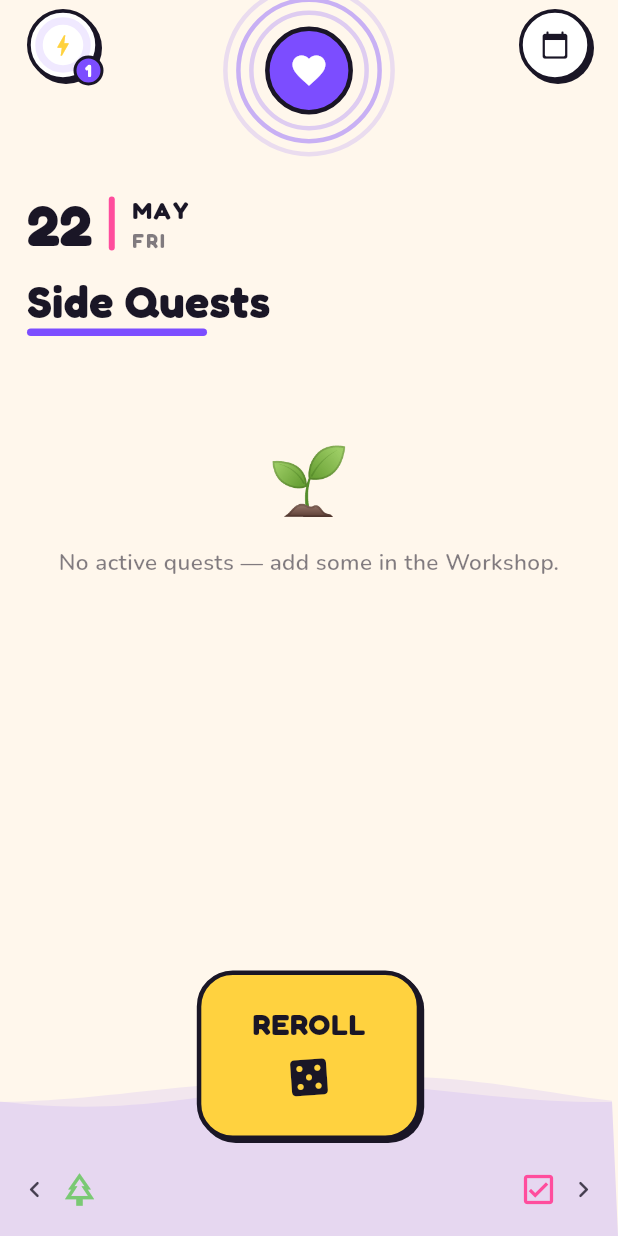
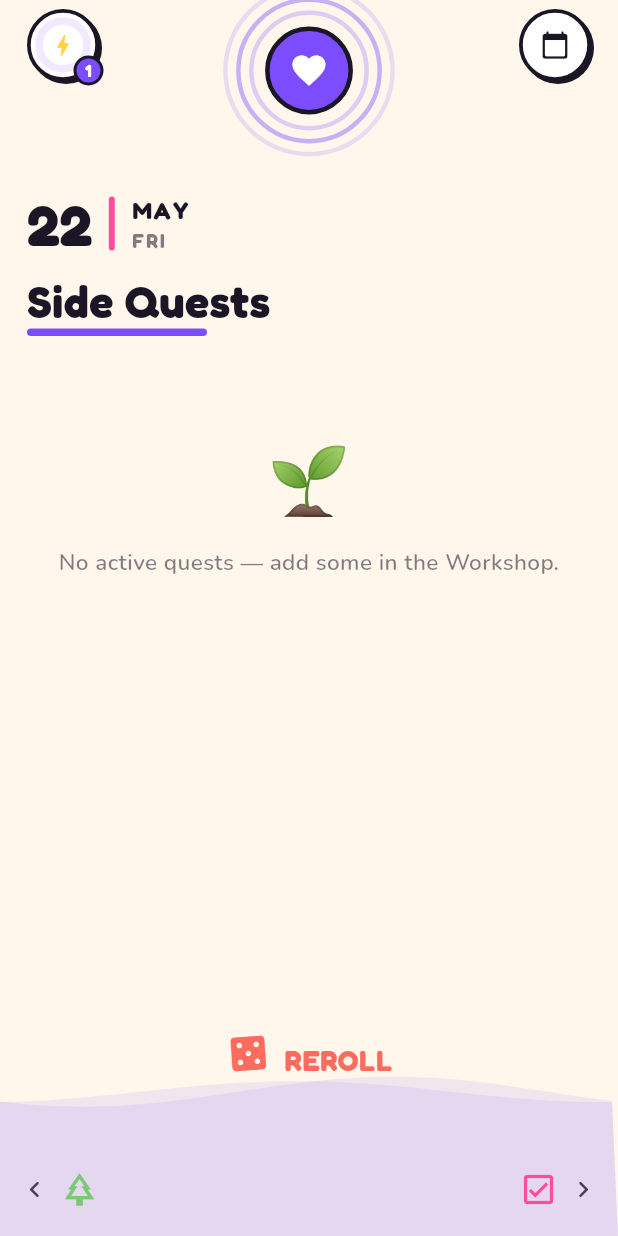
Before and after one commit to aristocrat71/OptiLife, a Flutter app: the screen it shows after launch, on a phone screen of 412 x 824 dp. Run offline on Flutter 3.47's test engine with Material 3 defaults, Android fonts, the phone set to English and light mode, and no system bars; our stand-ins replace drift, flutter_riverpod; accounts and stored records are empty; generated files the repository leaves out were written again.

Commit message:
feat: change reroll button and quest checkmark text

```diff
--- a/lib/screens/side_quest_page.dart
+++ b/lib/screens/side_quest_page.dart
@@ -126,6 +126,7 @@
         if (!isPast && !isFuture) ...[
           const SizedBox(height: 16),
           _rerollButton(),
+          const SizedBox(height: 30), // lift it up off the bottom a bit
         ],
       ],
     );
@@ -160,14 +161,14 @@
     return Center(
       child: PopTappable(
         onTap: _confirmReroll,
-        child: Container(
-          padding: const EdgeInsets.symmetric(horizontal: 34, vertical: 18),
-          decoration:
-              popSurface(fill: AppColors.energy, radius: AppRadii.lg, stroke: 3),
-          child: Column(mainAxisSize: MainAxisSize.min, children: [
-            Text('REROLL', style: AppType.label.copyWith(fontSize: 20)),
-            const SizedBox(height: 10),
+        child: Padding(
+          padding: const EdgeInsets.symmetric(horizontal: 16, vertical: 8),
+          child: Row(mainAxisSize: MainAxisSize.min, children: [
             const _RerollDie(),
+            const SizedBox(width: 9),
+            Text('REROLL',
+                style: AppType.label
+                    .copyWith(fontSize: 19, color: AppColors.popCoral)),
           ]),
         ),
       ),
@@ -366,7 +367,8 @@
           offset: Offset(0, bob),
           child: Transform.rotate(
             angle: rot,
-            child: const Icon(Icons.casino_rounded, size: 32, color: AppColors.ink),
+            child: const Icon(Icons.casino_rounded,
+                size: 30, color: AppColors.popCoral),
           ),
         );
       },
@@ -409,19 +411,8 @@
                       style: AppType.label
                           .copyWith(fontSize: 13, color: AppColors.textMuted)),
                   const SizedBox(width: 8),
-                  Container(
-                    padding:
-                        const EdgeInsets.symmetric(horizontal: 13, vertical: 6),
-                    decoration: BoxDecoration(
-                        color: AppColors.ink,
-                        borderRadius: AppRadii.r(AppRadii.sm)),
-                    child: Row(mainAxisSize: MainAxisSize.min, children: [
-                      Text('10',
-                          style: AppType.label
-                              .copyWith(fontSize: 15, color: AppColors.cream)),
-                      const Icon(Icons.bolt, size: 14, color: AppColors.energy),
-                    ]),
-                  ),
+                  Text('10', style: AppType.label.copyWith(fontSize: 16)),
+                  const Icon(Icons.bolt, size: 16, color: AppColors.energy),
                 ],
               ),
               const SizedBox(height: 22),
```
Also changed, not shown: lib/data/database.dart (+14 -1 lines), lib/widgets/quest_card.dart (+21 -15 lines).
